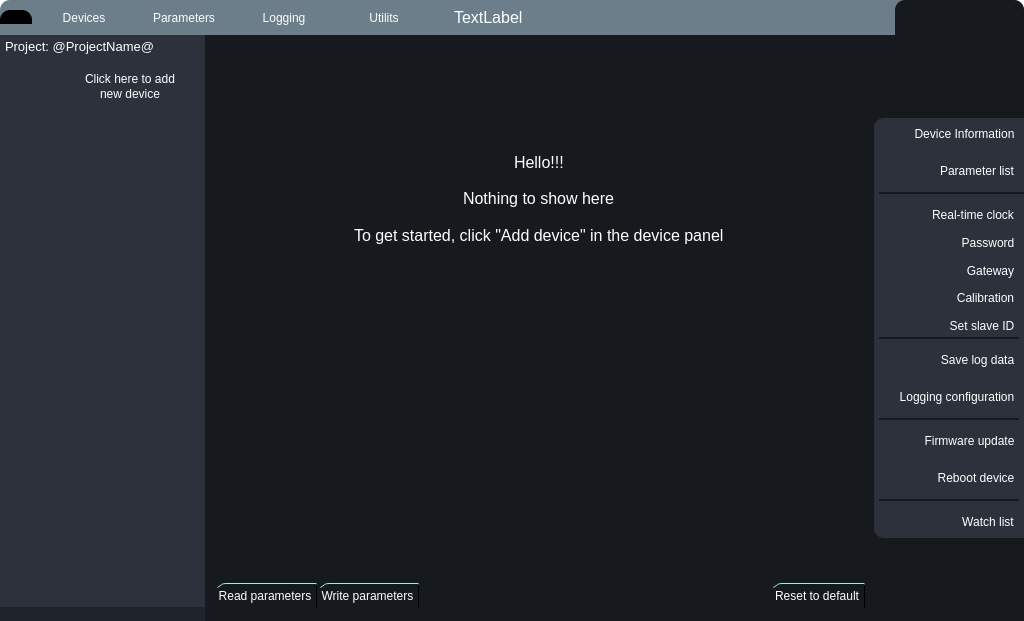
romangolovkou/AQteck_toolMAX, file UI/forms/form.ui: the form before one commit.
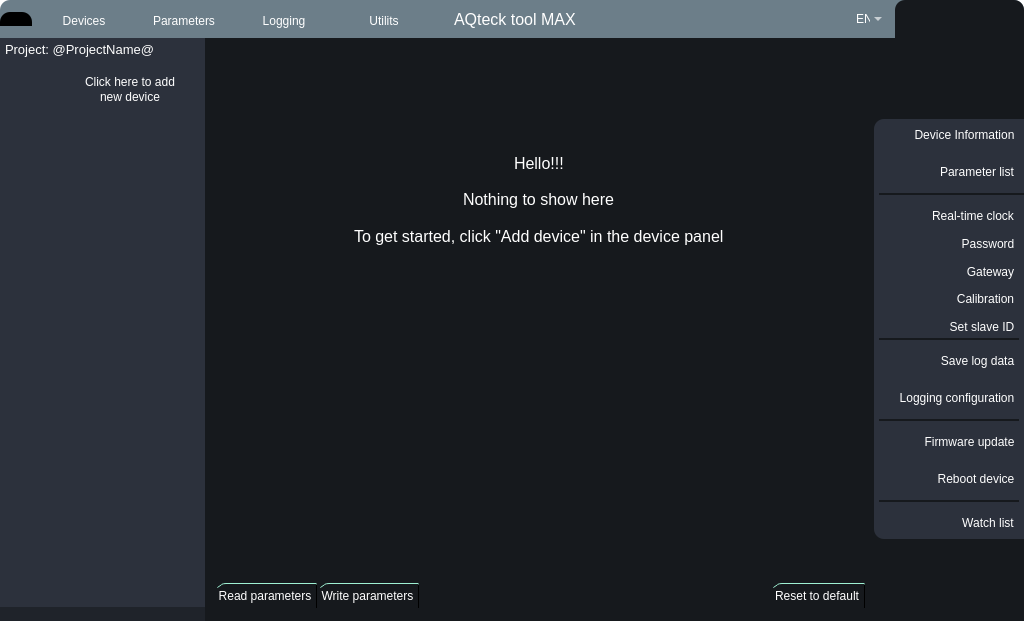
The form after the commit. Icons and pictures are not drawn. Custom widgets are drawn as their Qt base class.

```diff
--- a/UI/forms/form.ui
+++ b/UI/forms/form.ui
@@ -358,7 +358,7 @@
                 </font>
                </property>
                <property name="text">
-                <string>TextLabel</string>
+                <string>AQteck tool MAX</string>
                </property>
               </widget>
              </item>
@@ -378,6 +378,53 @@
             </property>
            </spacer>
           </item>
+          <item>
+           <widget class="QFrame" name="langBtnFrame">
+            <property name="frameShape">
+             <enum>QFrame::StyledPanel</enum>
+            </property>
+            <property name="frameShadow">
+             <enum>QFrame::Raised</enum>
+            </property>
+            <layout class="QHBoxLayout" name="horizontalLayout_12">
+             <item>
+              <widget class="QComboBox" name="langComboBox">
+               <property name="sizePolicy">
+                <sizepolicy hsizetype="Fixed" vsizetype="Fixed">
+                 <horstretch>0</horstretch>
+                 <verstretch>0</verstretch>
+                </sizepolicy>
+               </property>
+               <property name="minimumSize">
+                <size>
+                 <width>30</width>
+                 <height>20</height>
+                </size>
+               </property>
+               <property name="maximumSize">
+                <size>
+                 <width>30</width>
+                 <height>20</height>
+                </size>
+               </property>
+               <property name="duplicatesEnabled">
+                <bool>false</bool>
+               </property>
+               <item>
+                <property name="text">
+                 <string>EN</string>
+                </property>
+               </item>
+               <item>
+                <property name="text">
+                 <string>UA</string>
+                </property>
+               </item>
+              </widget>
+             </item>
+            </layout>
+           </widget>
+          </item>
           <item>
            <widget class="QFrame" name="frame_2">
             <property name="frameShape">
```
